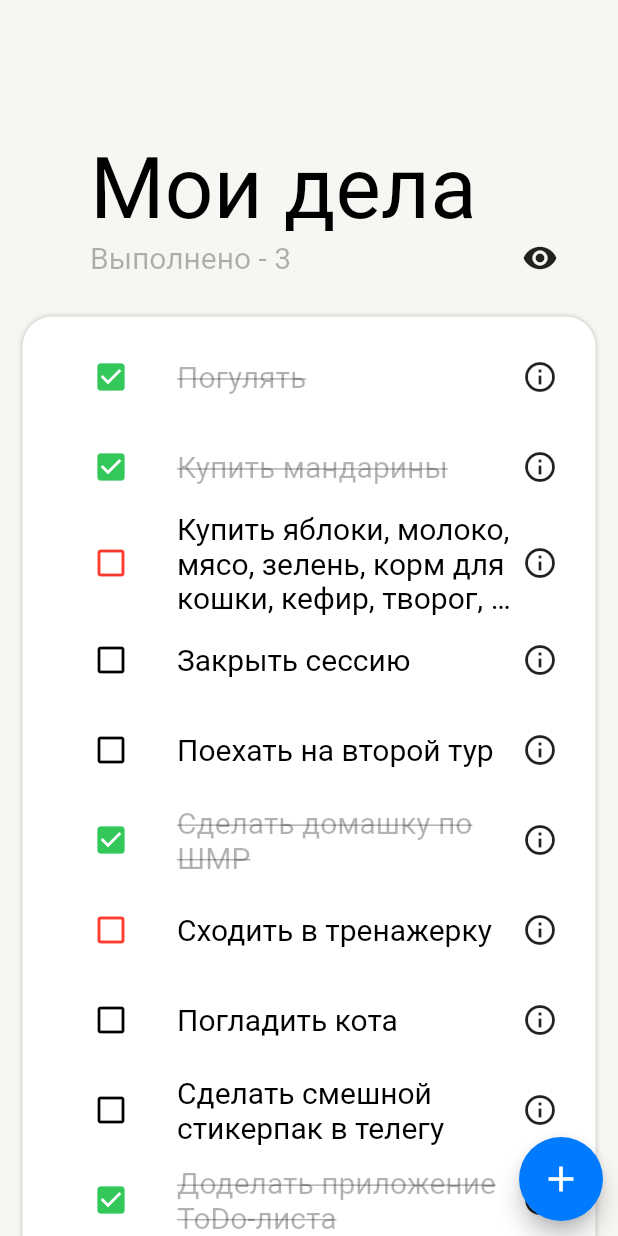
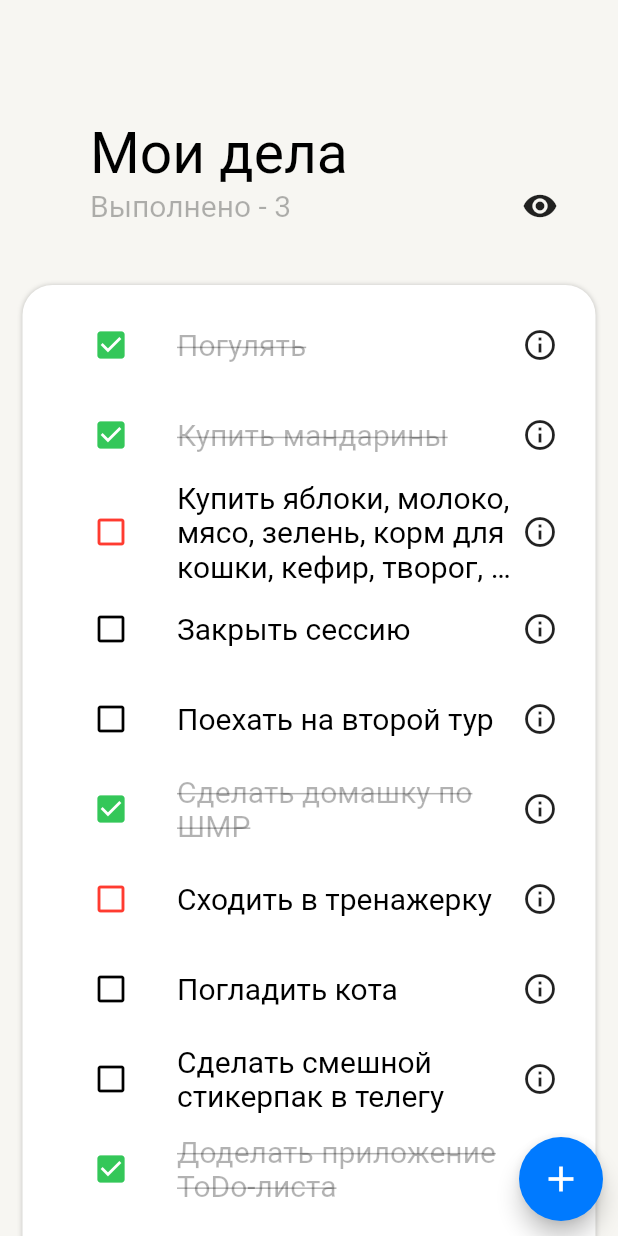
Before and after one commit to medvalna/ToDoList, a Flutter app: the screen it shows after launch, after a tap on the "check box outline blank" icon, on a phone screen of 412 x 824 dp. Run offline on Flutter 3.47's test engine with Material 2 defaults, Android fonts, the phone set to English and light mode, and no system bars.

Commit message:
added scrollable header and fixed eye widget

```diff
--- a/lib/main.dart
+++ b/lib/main.dart
@@ -1,7 +1,7 @@
 import 'package:flutter/material.dart';
 import 'package:to_do_list/adaptivity/colours.dart';
+import 'package:to_do_list/adaptivity/font_sizes.dart';
 import 'package:to_do_list/widgets/addbutton.dart';
-import 'package:to_do_list/widgets/appbar.dart';
 import 'package:to_do_list/widgets/header.dart';
 import 'package:to_do_list/widgets/tasklist.dart';
 
@@ -41,17 +41,16 @@ class _HomepageState extends State<Homepage> {
       home: Scaffold(
         backgroundColor: back_light,
         body: Stack(
-          fit: StackFit.expand,
           children: [
             CustomScrollView(
               slivers: [
-                appBar(true),
-                SliverToBoxAdapter(
-                  child: SizedBox(
-                    height: 46,
-                    child: header(),
-                  ),
+                SliverPersistentHeader(
+                  delegate: CustomSliverAppBarDelegate(expandedHeight: 160),
+                  pinned: true,
                 ),
+
+                //appBar(true),
+                //header(),
                 taskList(),
               ],
             ),
@@ -62,3 +61,95 @@ class _HomepageState extends State<Homepage> {
     );
   }
 }
+
+class CustomSliverAppBarDelegate extends SliverPersistentHeaderDelegate {
+  final double expandedHeight;
+
+  const CustomSliverAppBarDelegate({
+    @required this.expandedHeight,
+  });
+
+  @override
+  Widget build(
+      BuildContext context, double shrinkOffset, bool overlapsContent) {
+    return Stack(
+      //fit: StackFit.expand,
+      //overflow: Overflow.visible,
+      children: [
+        Container(
+          color: back_light,
+        ),
+        Positioned(
+          top: 80,
+          left: 60,
+          right: 20,
+          child: buildAppBar(shrinkOffset),
+        ),
+        Positioned(
+          top: 10,
+          left: 20,
+          right: 20,
+          child: buildFloating(shrinkOffset),
+        ),
+      ],
+    );
+  }
+
+  double appear(double shrinkOffset) => shrinkOffset / 100;
+
+  double disappear(double shrinkOffset) => 1 - shrinkOffset / expandedHeight;
+
+  Widget buildFloating(double shrinkOffset) => Opacity(
+        opacity: appear(shrinkOffset),
+        child: Container(
+          color: back_light,
+          padding: EdgeInsets.only(top: 30, right: 20),
+          child: Row(
+            children: [
+              Expanded(
+                child: Text(
+                  "Мои дела",
+                  style: TextStyle(color: maintext, fontSize: largetitle),
+                ),
+              ),
+              Align(
+                alignment: Alignment.centerRight,
+                //TODO добавить анимацию передвижения виджета глаза
+                child: Icon(
+                  Icons.remove_red_eye,
+                ),
+              ),
+            ],
+          ),
+        ),
+      );
+
+  Widget buildAppBar(double shrinkOffset) => Opacity(
+        opacity: disappear(shrinkOffset),
+        child: Container(
+          color: back_light,
+          //padding: EdgeInsets.only(top: 30, right: 20),
+          child: Column(
+            children: [
+              Align(
+                alignment: Alignment.centerLeft,
+                child:Text(
+                  "Мои дела",
+                  style: TextStyle(color: maintext, fontSize: largetitle),
+                ),
+              ),
+              header(),
+            ],
+          ),
+        ),
+      );
+
+  @override
+  double get maxExtent => expandedHeight;
+
+  @override
+  double get minExtent => kToolbarHeight + 30;
+
+  @override
+  bool shouldRebuild(SliverPersistentHeaderDelegate oldDelegate) => true;
+}
--- a/lib/pages/addScreen.dart
+++ b/lib/pages/addScreen.dart
@@ -73,8 +73,9 @@ class _addScreen extends State<addScreen> {
                 onPressed: () => {
                   _saved = _saved + 1,
                   print(_saved),
+                  _addToDoItem(_toDocontroller.text),
+                  //TODO: добавление таски
                   Navigator.pop(context),
-                  _addToDoItem(_toDocontroller.text),
                 },
               ),
             ),
--- a/lib/widgets/appbar.dart
+++ /dev/null
@@ -1,41 +0,0 @@
-import 'package:flutter/material.dart';
-import 'package:to_do_list/adaptivity/colours.dart';
-import 'package:to_do_list/adaptivity/font_sizes.dart';
-
-class appBar extends StatelessWidget {
-  final bool tapped;
-  const appBar(this.tapped);
-  @override
-  Widget build(BuildContext context) {
-    return SliverAppBar(
-      backgroundColor: back_light,
-      floating: true,
-      pinned: true,
-      snap: false,
-      expandedHeight: 160,
-      onStretchTrigger: (){},
-      flexibleSpace: Stack(
-          children:[
-            FlexibleSpaceBar(
-              titlePadding: EdgeInsets.only(left: 60),
-              title: Text(
-                "Мои дела",
-                style: TextStyle(color: maintext, fontSize: largetitle),
-              ),
-            ),
-            Container(
-              margin: EdgeInsets.only(top:50, right:40),
-              child: Align(
-                alignment: Alignment.topRight,
-                //TODO добавить анимацию передвижения виджета глаза
-                /*child: Icon(
-                  Icons.remove_red_eye,
-                ),*/
-              ),
-
-            ),
-          ]
-      ),
-    );
-  }
-}
--- a/lib/widgets/header.dart
+++ b/lib/widgets/header.dart
@@ -33,7 +33,7 @@ class _headerState extends State<header> {
   @override
   Widget build(BuildContext context) {
     return Container(
-      padding: EdgeInsets.only(left: 60, right: 40),
+      padding: EdgeInsets.only(right: 20),
       child: Column(
         crossAxisAlignment: CrossAxisAlignment.start,
         children: [
--- a/lib/widgets/tasklist.dart
+++ b/lib/widgets/tasklist.dart
@@ -28,7 +28,7 @@ class taskListState extends State<taskList> {
       delegate: SliverChildListDelegate(
         [
           Container(
-            margin: EdgeInsets.only(right: 15, left: 15, top: 5, bottom: 5),
+            margin: EdgeInsets.only(right: 15, left: 15, top: 30, bottom: 5),
             padding: EdgeInsets.only(right: 25, left: 15, top: 10, bottom: 10),
             decoration: BoxDecoration(
               boxShadow: const [
```
